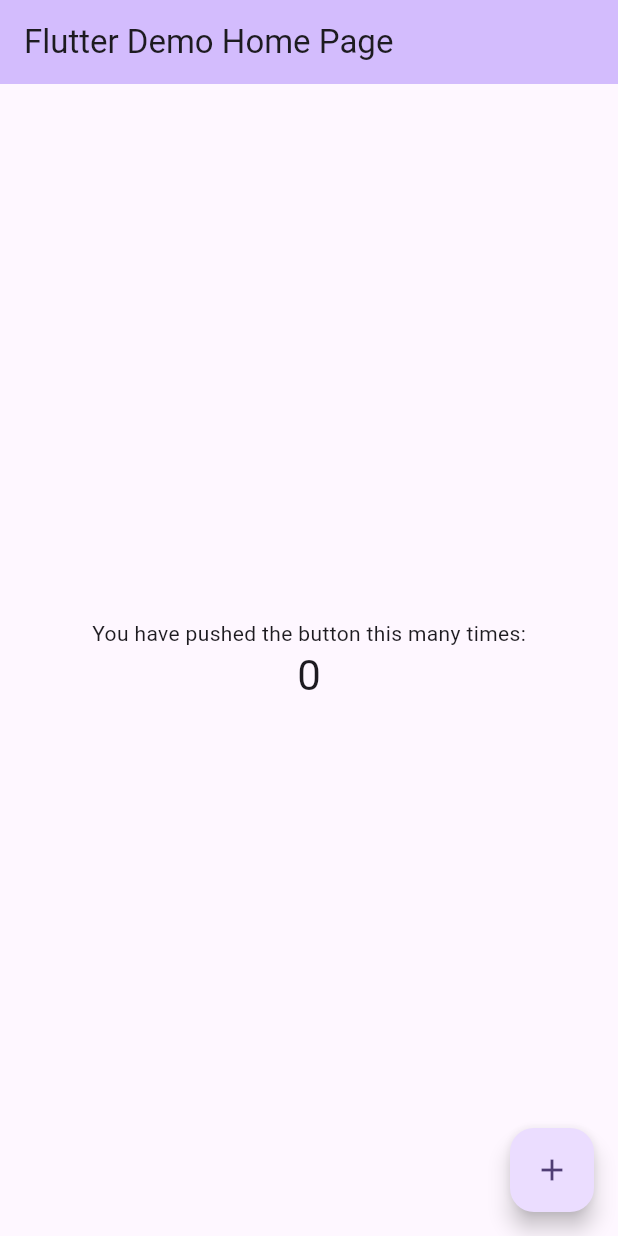
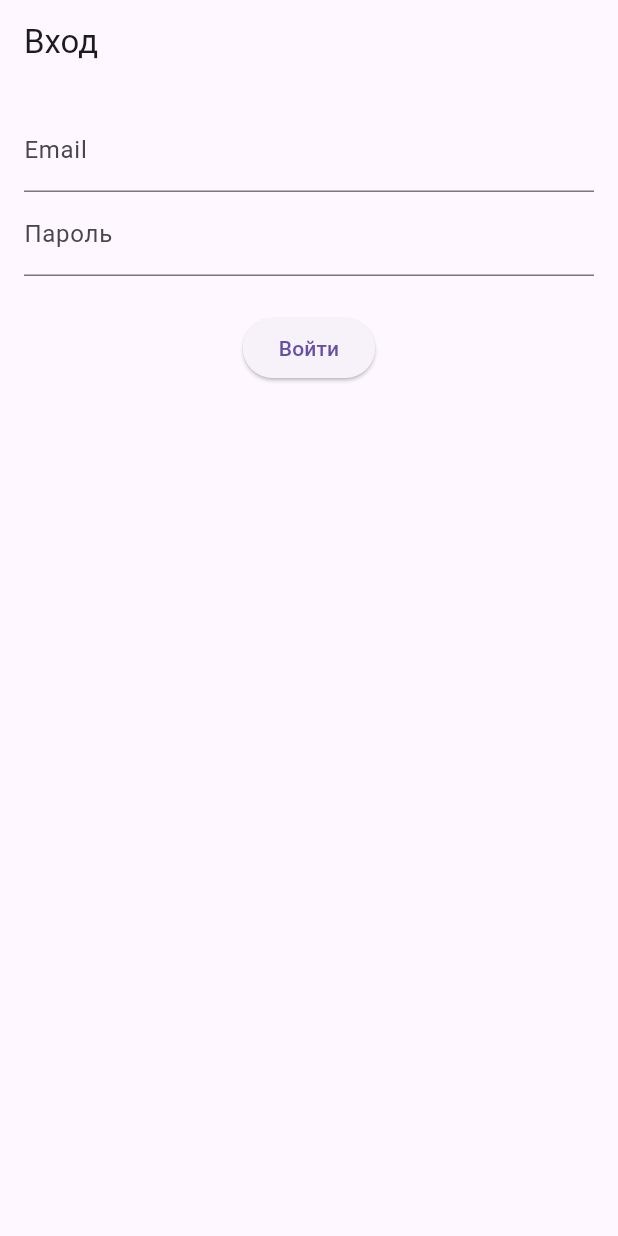
Before and after one commit to Kaleria-F/tour2tour, a Flutter app: the screen it shows after launch, on a phone screen of 412 x 824 dp. Run offline on Flutter 3.47's test engine with Material 3 defaults, Android fonts, the phone set to English and light mode, and no system bars; our stand-ins replace dio, flutter_secure_storage.

Commit message:
Front for Auth

```diff
--- /dev/null
+++ b/frontend/tour2tour_app/lib/config.dart
@@ -0,0 +1,5 @@
+class Config {
+  // для Android-эмулятора обычно: http://10.0.2.2:8000
+  // для Windows/Web (локально): http://127.0.0.1:8000
+  static const apiBaseUrl = 'http://10.0.2.2:8000';
+}
--- /dev/null
+++ b/frontend/tour2tour_app/lib/core/api_client.dart
@@ -0,0 +1,23 @@
+import 'package:dio/dio.dart';
+import '../config.dart';
+import 'token_storage.dart';
+
+class ApiClient {
+  final Dio dio;
+  final TokenStorage tokenStorage;
+
+  ApiClient(this.tokenStorage)
+      : dio = Dio(BaseOptions(baseUrl: Config.apiBaseUrl)) {
+    dio.interceptors.add(
+      InterceptorsWrapper(
+        onRequest: (options, handler) async {
+          final token = await tokenStorage.read();
+          if (token != null && token.isNotEmpty) {
+            options.headers['Authorization'] = 'Bearer $token';
+          }
+          handler.next(options);
+        },
+      ),
+    );
+  }
+}
--- /dev/null
+++ b/frontend/tour2tour_app/lib/core/token_storage.dart
@@ -0,0 +1,10 @@
+import 'package:flutter_secure_storage/flutter_secure_storage.dart';
+
+class TokenStorage {
+  static const _key = 'access_token';
+  final _storage = const FlutterSecureStorage();
+
+  Future<void> save(String token) => _storage.write(key: _key, value: token);
+  Future<String?> read() => _storage.read(key: _key);
+  Future<void> clear() => _storage.delete(key: _key);
+}
--- /dev/null
+++ b/frontend/tour2tour_app/lib/features/auth/auth_repo.dart
@@ -0,0 +1,25 @@
+import '../../core/api_client.dart';
+
+class AuthRepo {
+  final ApiClient api;
+  AuthRepo(this.api);
+
+  Future<void> register({required String email, required String password}) async {
+    await api.dio.post('/auth/register', data: {
+      'email': email,
+      'password': password,
+    });
+  }
+
+  Future<void> login({required String email, required String password}) async {
+    final res = await api.dio.post('/auth/login', data: {
+      'email': email,
+      'password': password,
+    });
+    final token = res.data['access_token'] as String?;
+    if (token == null || token.isEmpty) throw Exception('No token');
+    await api.tokenStorage.save(token);
+  }
+
+  Future<void> logout() => api.tokenStorage.clear();
+}
--- /dev/null
+++ b/frontend/tour2tour_app/lib/features/auth/login_page.dart
@@ -0,0 +1,53 @@
+import 'package:flutter/material.dart';
+import 'auth_repo.dart';
+
+class LoginPage extends StatefulWidget {
+  final AuthRepo auth;
+  final VoidCallback onLoggedIn;
+  const LoginPage({super.key, required this.auth, required this.onLoggedIn});
+
+  @override
+  State<LoginPage> createState() => _LoginPageState();
+}
+
+class _LoginPageState extends State<LoginPage> {
+  final email = TextEditingController();
+  final password = TextEditingController();
+  bool loading = false;
+  String? error;
+
+  Future<void> submit() async {
+    setState(() { loading = true; error = null; });
+    try {
+      await widget.auth.login(email: email.text.trim(), password: password.text);
+      widget.onLoggedIn();
+    } catch (e) {
+      setState(() => error = e.toString());
+    } finally {
+      setState(() => loading = false);
+    }
+  }
+
+  @override
+  Widget build(BuildContext context) {
+    return Scaffold(
+      appBar: AppBar(title: const Text('Вход')),
+      body: Padding(
+        padding: const EdgeInsets.all(16),
+        child: Column(
+          children: [
+            TextField(controller: email, decoration: const InputDecoration(labelText: 'Email')),
+            TextField(controller: password, obscureText: true, decoration: const InputDecoration(labelText: 'Пароль')),
+            const SizedBox(height: 12),
+            if (error != null) Text(error!, style: const TextStyle(color: Colors.red)),
+            const SizedBox(height: 12),
+            ElevatedButton(
+              onPressed: loading ? null : submit,
+              child: Text(loading ? '...' : 'Войти'),
+            ),
+          ],
+        ),
+      ),
+    );
+  }
+}
--- /dev/null
+++ b/frontend/tour2tour_app/lib/features/preferences/preferences_repo.dart
@@ -0,0 +1,16 @@
+import '../../core/api_client.dart';
+
+class PreferencesRepo {
+  final ApiClient api;
+  PreferencesRepo(this.api);
+
+  Future<List<String>> getPreferences() async {
+    final res = await api.dio.get('/users/me/preferences');
+    final list = (res.data['interests'] as List).map((e) => e.toString()).toList();
+    return list;
+  }
+
+  Future<void> setPreferences(List<String> interests) async {
+    await api.dio.post('/users/me/preferences', data: {'interests': interests});
+  }
+}
--- a/frontend/tour2tour_app/lib/main.dart
+++ b/frontend/tour2tour_app/lib/main.dart
@@ -1,122 +1,55 @@
 import 'package:flutter/material.dart';
+import 'core/api_client.dart';
+import 'core/token_storage.dart';
+import 'features/auth/auth_repo.dart';
+import 'features/auth/login_page.dart';
+import 'features/preferences/preferences_repo.dart';
+import 'features/preferences/preferences_page.dart';
 
 void main() {
-  runApp(const MyApp());
+  runApp(const Tour2TourApp());
 }
 
-class MyApp extends StatelessWidget {
-  const MyApp({super.key});
+class Tour2TourApp extends StatefulWidget {
+  const Tour2TourApp({super.key});
 
-  // This widget is the root of your application.
   @override
-  Widget build(BuildContext context) {
-    return MaterialApp(
-      title: 'Flutter Demo',
-      theme: ThemeData(
-        // This is the theme of your application.
-        //
-        // TRY THIS: Try running your application with "flutter run". You'll see
-        // the application has a purple toolbar. Then, without quitting the app,
-        // try changing the seedColor in the colorScheme below to Colors.green
-        // and then invoke "hot reload" (save your changes or press the "hot
-        // reload" button in a Flutter-supported IDE, or press "r" if you used
-        // the command line to start the app).
-        //
-        // Notice that the counter didn't reset back to zero; the application
-        // state is not lost during the reload. To reset the state, use hot
-        // restart instead.
-        //
-        // This works for code too, not just values: Most code changes can be
-        // tested with just a hot reload.
-        colorScheme: .fromSeed(seedColor: Colors.deepPurple),
-      ),
-      home: const MyHomePage(title: 'Flutter Demo Home Page'),
-    );
-  }
+  State<Tour2TourApp> createState() => _Tour2TourAppState();
 }
 
-class MyHomePage extends StatefulWidget {
-  const MyHomePage({super.key, required this.title});
+class _Tour2TourAppState extends State<Tour2TourApp> {
+  final tokenStorage = TokenStorage();
+  late final api = ApiClient(tokenStorage);
+  late final auth = AuthRepo(api);
+  late final prefs = PreferencesRepo(api);
 
-  // This widget is the home page of your application. It is stateful, meaning
-  // that it has a State object (defined below) that contains fields that affect
-  // how it looks.
-
-  // This class is the configuration for the state. It holds the values (in this
-  // case the title) provided by the parent (in this case the App widget) and
-  // used by the build method of the State. Fields in a Widget subclass are
-  // always marked "final".
-
-  final String title;
+  String? token;
+  bool loading = true;
 
   @override
-  State<MyHomePage> createState() => _MyHomePageState();
-}
+  void initState() {
+    super.initState();
+    _init();
+  }
 
-class _MyHomePageState extends State<MyHomePage> {
-  int _counter = 0;
+  Future<void> _init() async {
+    token = await tokenStorage.read();
+    setState(() => loading = false);
+  }
 
-  void _incrementCounter() {
-    setState(() {
-      // This call to setState tells the Flutter framework that something has
-      // changed in this State, which causes it to rerun the build method below
-      // so that the display can reflect the updated values. If we changed
-      // _counter without calling setState(), then the build method would not be
-      // called again, and so nothing would appear to happen.
-      _counter++;
-    });
+  void onLoggedIn() async {
+    token = await tokenStorage.read();
+    setState(() {});
   }
 
   @override
   Widget build(BuildContext context) {
-    // This method is rerun every time setState is called, for instance as done
-    // by the _incrementCounter method above.
-    //
-    // The Flutter framework has been optimized to make rerunning build methods
-    // fast, so that you can just rebuild anything that needs updating rather
-    // than having to individually change instances of widgets.
-    return Scaffold(
-      appBar: AppBar(
-        // TRY THIS: Try changing the color here to a specific color (to
-        // Colors.amber, perhaps?) and trigger a hot reload to see the AppBar
-        // change color while the other colors stay the same.
-        backgroundColor: Theme.of(context).colorScheme.inversePrimary,
-        // Here we take the value from the MyHomePage object that was created by
-        // the App.build method, and use it to set our appbar title.
-        title: Text(widget.title),
-      ),
-      body: Center(
-        // Center is a layout widget. It takes a single child and positions it
-        // in the middle of the parent.
-        child: Column(
-          // Column is also a layout widget. It takes a list of children and
-          // arranges them vertically. By default, it sizes itself to fit its
-          // children horizontally, and tries to be as tall as its parent.
-          //
-          // Column has various properties to control how it sizes itself and
-          // how it positions its children. Here we use mainAxisAlignment to
-          // center the children vertically; the main axis here is the vertical
-          // axis because Columns are vertical (the cross axis would be
-          // horizontal).
-          //
-          // TRY THIS: Invoke "debug painting" (choose the "Toggle Debug Paint"
-          // action in the IDE, or press "p" in the console), to see the
-          // wireframe for each widget.
-          mainAxisAlignment: .center,
-          children: [
-            const Text('You have pushed the button this many times:'),
-            Text(
-              '$_counter',
-              style: Theme.of(context).textTheme.headlineMedium,
-            ),
-          ],
-        ),
-      ),
-      floatingActionButton: FloatingActionButton(
-        onPressed: _incrementCounter,
-        tooltip: 'Increment',
-        child: const Icon(Icons.add),
-      ),
+    if (loading) return const MaterialApp(home: Scaffold(body: Center(child: CircularProgressIndicator())));
+
+    return MaterialApp(
+      home: (token == null)
+          ? LoginPage(auth: auth, onLoggedIn: onLoggedIn)
+          : PreferencesPage(repo: prefs),
     );
   }
 }
--- a/frontend/tour2tour_app/pubspec.yaml
+++ b/frontend/tour2tour_app/pubspec.yaml
@@ -34,6 +34,9 @@ dependencies:
   # The following adds the Cupertino Icons font to your application.
   # Use with the CupertinoIcons class for iOS style icons.
   cupertino_icons: ^1.0.8
+  dio: ^5.9.0
+  flutter_secure_storage: ^10.0.0
+  go_router: ^17.0.1
 
 dev_dependencies:
   flutter_test:
```
Also changed, not shown: frontend/tour2tour_app/lib/features/preferences/preferences_page.dart (added, +82 -0 lines), frontend/tour2tour_app/pubspec.lock, 11 other files.
